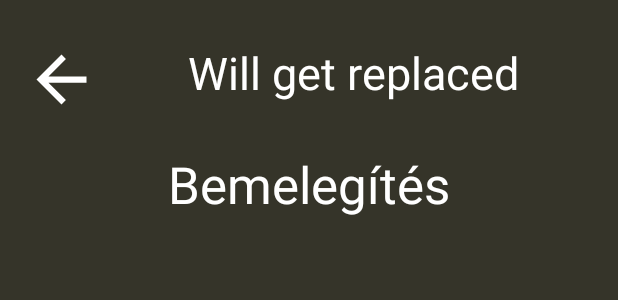
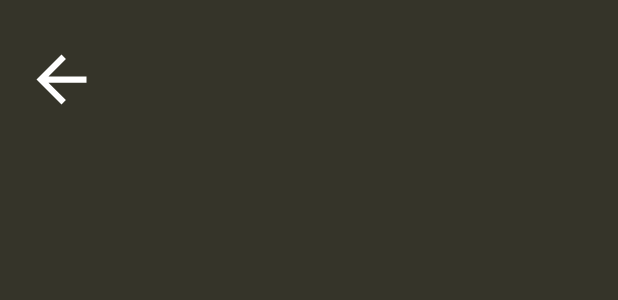
Before and after one commit to ThisIsJustAGuy/B_in_Shape, an Android app built with Jetpack Compose: the layout activity_exercise.xml on its own in the app's theme, with its tools: preview values and no code run, on a phone screen of 412 x 824 dp. Shown: the top 300 px of the screen. Run offline under Robolectric (Android 15) with nearby library versions, the phone set to English and light mode, and no system bars.

Commit message:
mar4 nem fgy le

```diff
--- a/app/src/main/AndroidManifest.xml
+++ b/app/src/main/AndroidManifest.xml
@@ -30,6 +30,10 @@
             android:name=".BodypartActivity"
             android:exported="false"
             android:theme="@style/Theme.B_In_Shape"/>
+        <activity
+            android:name=".ExerciseActivity"
+            android:exported="false"
+            android:theme="@style/Theme.B_In_Shape"/>
     </application>
 
 </manifest>
--- a/app/src/main/res/layout/activity_exercise.xml
+++ b/app/src/main/res/layout/activity_exercise.xml
@@ -18,30 +18,7 @@
         android:src="@drawable/arrow_back_50"
         app:layout_constraintStart_toStartOf="parent"
         app:layout_constraintTop_toTopOf="parent"
-        android:text="Will get replaced"/>
-
-    <TextView
-        android:id="@+id/Status_tw"
-        android:layout_width="wrap_content"
-        android:layout_height="wrap_content"
-        android:layout_marginStart="59dp"
-        android:layout_marginTop="28dp"
-        android:text="Will get replaced"
-        android:textColor="@color/white"
-        android:textSize="30sp"
-        app:layout_constraintStart_toEndOf="@+id/Exercise_back"
-        app:layout_constraintTop_toTopOf="parent" />
-
-    <TextView
-        android:id="@+id/Time_tw"
-        android:layout_width="match_parent"
-        android:layout_height="wrap_content"
-        android:layout_marginTop="100dp"
-        android:text="Bemelegítés"
-        android:textAlignment="center"
-        android:textAppearance="@android:style/TextAppearance.Material.Display1"
-        android:textColor="@color/white"
-        app:layout_constraintTop_toTopOf="parent" />
+        android:importantForAccessibility="no" />
 
 
 
```
Also changed, not shown: app/src/main/java/com/bb/b_in_shape/ExerciseActivity.kt (+21 -6 lines).
